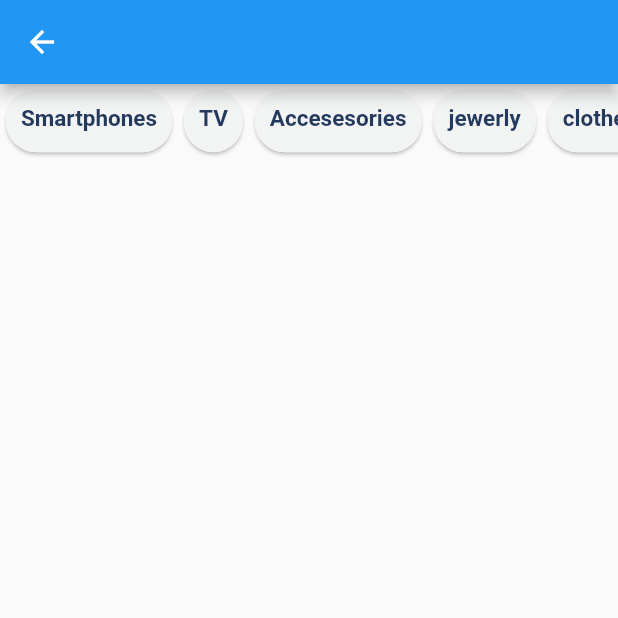
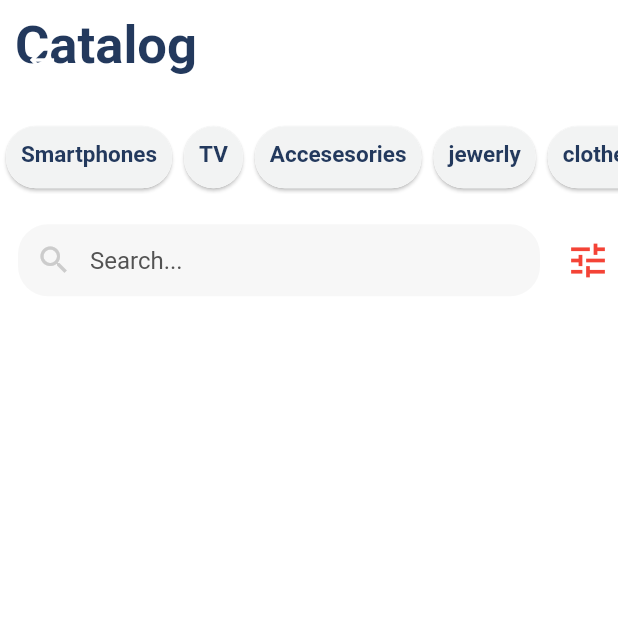
Before and after one commit to RedBaron1918/store_app_flutter, a Flutter app: the CatalogPage screen opened directly, on a phone screen of 412 x 824 dp, the top half of it. Run offline on Flutter 3.47's test engine with Material 2 defaults, Android fonts, the phone set to English and light mode, and no system bars; our stand-ins replace transparent_image; network calls fail.

Commit message:
small changes

```diff
--- a/lib/views/catalog_page.dart
+++ b/lib/views/catalog_page.dart
@@ -1,7 +1,12 @@
 import 'package:flutter/material.dart';
 import 'package:storeapp/const_colors.dart';
 import 'package:storeapp/model/category_card_model.dart';
-import 'package:storeapp/widgets/category_card.dart';
+import 'package:storeapp/model/product_model.dart';
+import 'package:storeapp/utils/services.dart';
+import 'package:storeapp/widgets/cards/category_card.dart';
+import 'package:storeapp/widgets/future_widget.dart';
+import 'package:storeapp/widgets/icons/circle_icon.dart';
+import 'package:storeapp/widgets/search_bar.dart';
 
 class CatalogPage extends StatefulWidget {
   const CatalogPage({super.key});
@@ -32,8 +37,38 @@ class _CatalogPageState extends State<CatalogPage> {
   @override
   Widget build(BuildContext context) {
     return Scaffold(
-      appBar: AppBar(),
-      body: Column(
+      backgroundColor: ColorConstants.backgroundColor,
+      extendBody: true,
+      body: SafeArea(
+        child: CustomScrollView(
+          physics: const AlwaysScrollableScrollPhysics(),
+          slivers: [
+            SliverAppBar(
+              toolbarHeight: 80.10,
+              backgroundColor: ColorConstants.backgroundColor,
+              flexibleSpace: SafeArea(
+                child: Container(
+                  color: ColorConstants.backgroundColor,
+                  padding: EdgeInsets.fromLTRB(10, 10, 10, 0),
+                  child: Row(
+                    mainAxisAlignment: MainAxisAlignment.spaceBetween,
+                    crossAxisAlignment: CrossAxisAlignment.center,
+                    children: [
+                      Text(
+                        "Catalog",
+                        style: TextStyle(
+                            fontSize: 35,
+                            fontWeight: FontWeight.bold,
+                            color: ColorConstants.titleColor),
+                      )
+                    ],
+                  ),
+                ),
+              ),
+            ),
+            SliverFillRemaining(
+              hasScrollBody: false,
+              child: Column(
                 children: [
                   SizedBox(
                     height: MediaQuery.of(context).size.height * 0.06,
@@ -49,14 +84,75 @@ class _CatalogPageState extends State<CatalogPage> {
                               _selectedCardModel = categoryCardModel;
                             });
                           },
-                  categoryCardName: categoryCardModel.categoryCardModelName,
+                          categoryCardName:
+                              categoryCardModel.categoryCardModelName,
                           isSelected: _selectedCardModel == categoryCardModel,
                         );
                       },
                     ),
                   ),
+                  SizedBox(
+                    height: 15,
+                  ),
+                  Row(
+                    mainAxisSize: MainAxisSize.min,
+                    children: const [
+                      Expanded(child: SearchBar()),
+                      CircleIcon(icon: Icons.tune),
                     ],
+                  ),
+                ],
+              ),
+            )
+          ],
+        ),
       ),
     );
   }
 }
+
+// appBar: AppBar(),
+//       body: Column(
+//         children: [
+//           SizedBox(
+//             height: MediaQuery.of(context).size.height * 0.06,
+//             child: ListView.builder(
+//               shrinkWrap: true,
+//               scrollDirection: Axis.horizontal,
+//               itemCount: categoryCardModelList.length,
+//               itemBuilder: (context, index) {
+//                 final categoryCardModel = categoryCardModelList[index];
+//                 return CategoryCard(
+//                   wasPressed: () {
+//                     setState(() {
+//                       _selectedCardModel = categoryCardModel;
+//                     });
+//                   },
+//                   categoryCardName: categoryCardModel.categoryCardModelName,
+//                   isSelected: _selectedCardModel == categoryCardModel,
+//                 );
+//               },
+//             ),
+//           ),
+//         ],
+//       ),
+
+
+
+
+
+
+  // child: FutureWidget(
+              //   futureData: Services.futureData,
+              //   builder: (AsyncSnapshot<ProductList> snapshot) {
+              //     final products = snapshot.data?.products ?? [];
+              //     final firstList = products.take(10).toList();
+              //     return Padding(
+              //       padding: const EdgeInsets.all(8.0),
+              //       child: Column(
+              //         mainAxisSize: MainAxisSize.max,
+              //         children: [],
+              //       ),
+              //     );
+              //   },
+              // ),
--- a/lib/widgets/get_grid_item.dart
+++ b/lib/widgets/get_grid_item.dart
@@ -17,9 +17,9 @@ class GetGridItem extends StatelessWidget {
   @override
   Widget build(BuildContext context) {
     return GridView.builder(
-      padding: EdgeInsets.all(2),
+      padding: const EdgeInsets.all(2),
       shrinkWrap: true,
-      physics: AlwaysScrollableScrollPhysics(),
+      physics: const AlwaysScrollableScrollPhysics(),
       gridDelegate: SliverGridDelegateWithFixedCrossAxisCount(
         crossAxisCount: crossAxisCount,
       ),
--- a/lib/widgets/sliver_appbar_widget.dart
+++ b/lib/widgets/sliver_appbar_widget.dart
@@ -1,9 +1,9 @@
 import 'package:flutter/material.dart';
 import 'package:flutter/services.dart';
 import 'package:storeapp/const_colors.dart';
-import 'package:storeapp/widgets/circle_icon.dart';
+import 'package:storeapp/widgets/icons/circle_icon.dart';
 
-import 'icon_text_widget.dart';
+import 'icons/icon_text_widget.dart';
 
 class SliverAppBarWidget extends StatelessWidget {
   const SliverAppBarWidget({
@@ -44,7 +44,7 @@ class SliverAppBarWidget extends StatelessWidget {
                       iconColor: Colors.black,
                       callBack: callback,
                     )
-                  : SizedBox(),
+                  : const SizedBox(),
               Column(
                 crossAxisAlignment: CrossAxisAlignment.center,
                 mainAxisAlignment: MainAxisAlignment.center,
```
Also changed, not shown: lib/views/home_page.dart (+5 -4 lines), lib/widgets/cards/card_widget.dart (renamed from lib/widgets/card_widget.dart, +8 -3 lines), lib/widgets/cards/category_card.dart (renamed from lib/widgets/category_card.dart), lib/widgets/cards/grid_card.dart (renamed from lib/widgets/grid_card.dart), lib/widgets/category.dart (deleted), lib/widgets/icons/circle_icon.dart (renamed from lib/widgets/circle_icon.dart), lib/widgets/icons/icon_text_widget.dart (renamed from lib/widgets/icon_text_widget.dart). Lines whose indentation alone changed are shown as unchanged.
